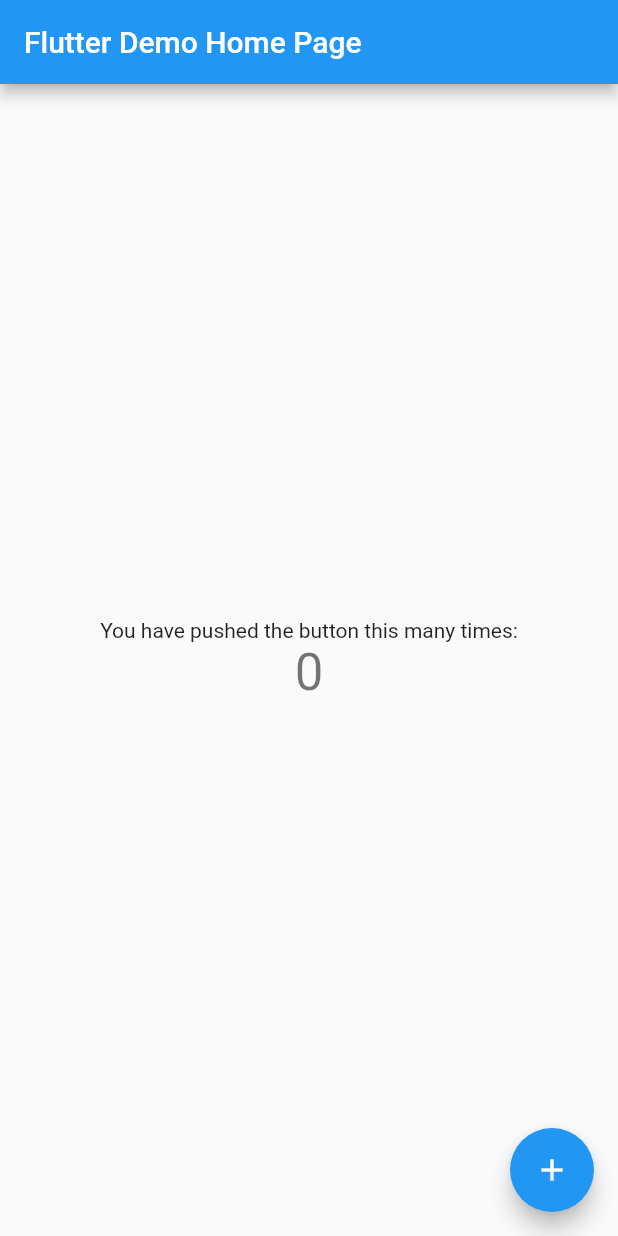
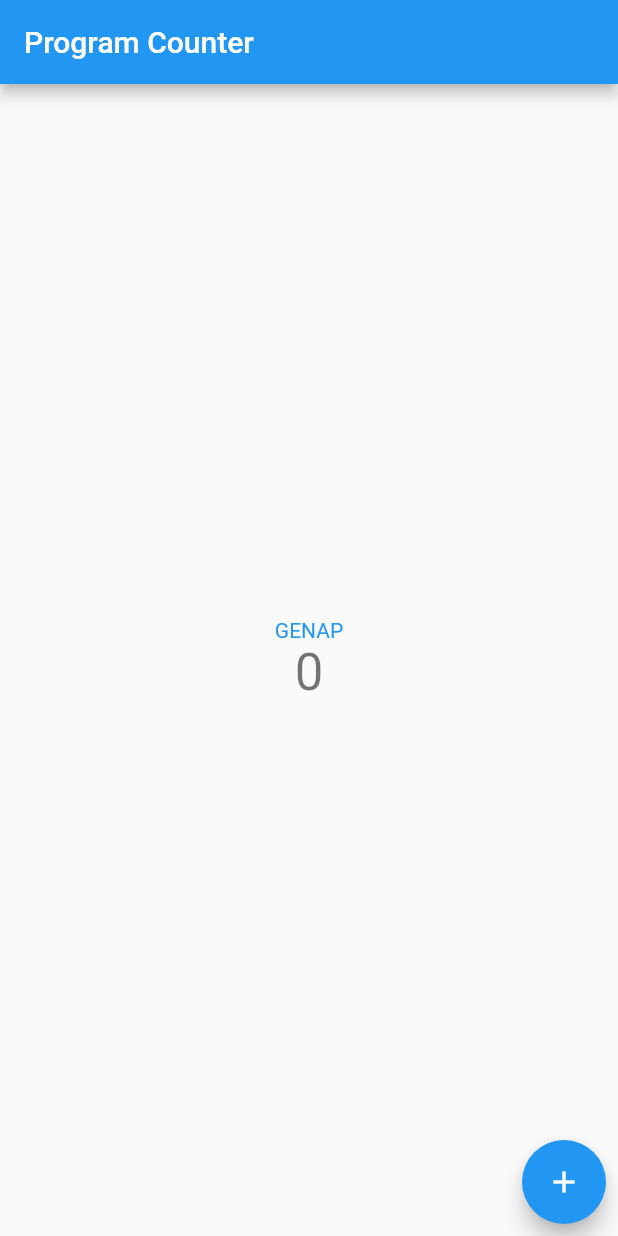
Before and after one commit to afiqilyasakmal/pbp-assignment-flutter, a Flutter app: the screen it shows after launch, on a phone screen of 412 x 824 dp. Run offline on Flutter 3.47's test engine with Material 2 defaults, Android fonts, the phone set to English and light mode, and no system bars.

Commit message:
Update: tugas 7

```diff
--- a/counter_7/lib/main.dart
+++ b/counter_7/lib/main.dart
@@ -3,15 +3,16 @@ import 'package:flutter/material.dart';
 void main() {
   runApp(const MyApp());
 }
-
-class MyApp extends StatelessWidget {
+// MyApp merupakan widget stateless
+class MyApp extends StatelessWidget { // MyApp merupakan root dari widget tree, sehingga membangun semua widget di bawahnya.
   const MyApp({super.key});
 
   // This widget is the root of your application.
   @override
-  Widget build(BuildContext context) {
-    return MaterialApp(
-      title: 'Flutter Demo',
+  // MyApp override method build(BuildContext). Argumen BuildContext adalah argumen yg berguna buat interact sm widget tree.
+  Widget build(BuildContext context) { // mendeskripsikan tampilan UI: membangun widget subtree di bawahnya.
+    return MaterialApp( // DIRECT CHILD dari MyApp
+      title: 'Program Counter',
       theme: ThemeData(
         // This is the theme of your application.
         //
@@ -24,11 +25,11 @@ class MyApp extends StatelessWidget {
         // is not restarted.
         primarySwatch: Colors.blue,
       ),
-      home: const MyHomePage(title: 'Flutter Demo Home Page'),
+      home: const MyHomePage(title: 'Program Counter'),
     );
   }
 }
-
+// MyHomePage adalah stateful widget sehingga didefinisikan juga dengan State object yaitu _MyHomePageState
 class MyHomePage extends StatefulWidget {
   const MyHomePage({super.key, required this.title});
 
@@ -44,6 +45,9 @@ class MyHomePage extends StatefulWidget {
   final String title;
 
   @override
+  // di sini _MyHomePageState adalah State object
+  // karena MyHomePage extend stateful widget, maka dia harus mereturn State object yang valid pada createState() methodnya.
+  // di contoh ini, MyHomePage mereturn instance dari _MyHomePageState
   State<MyHomePage> createState() => _MyHomePageState();
 }
 
@@ -59,6 +63,29 @@ class _MyHomePageState extends State<MyHomePage> {
       // called again, and so nothing would appear to happen.
       _counter++;
     });
+  }
+  // fungsi buat decrement counter
+  void _decrementCounter() {
+    setState(() {
+      // This call to setState tells the Flutter framework that something has
+      // changed in this State, which causes it to rerun the build method below
+      // so that the display can reflect the updated values. If we changed
+      // _counter without calling setState(), then the build method would not be
+      // called again, and so nothing would appear to happen.
+      if (_counter < 1) {
+        _counter = _counter;
+      } else {
+        _counter--;
+      }
+    });
+  }
+  // menampilkan teks tergantung state nya lagi ganjil apa genap
+  Widget teksGanjilGenap() {
+    if (_counter % 2 == 0) {
+      return const Text('GENAP', style: TextStyle(color: Colors.blue));
+    } else {
+      return const Text('GANJIL', style: TextStyle(color: Colors.red));
+    }
   }
 
   @override
@@ -95,9 +122,7 @@ class _MyHomePageState extends State<MyHomePage> {
           // horizontal).
           mainAxisAlignment: MainAxisAlignment.center,
           children: <Widget>[
-            const Text(
-              'You have pushed the button this many times:',
-            ),
+            teksGanjilGenap(),
             Text(
               '$_counter',
               style: Theme.of(context).textTheme.headline4,
@@ -105,10 +130,25 @@ class _MyHomePageState extends State<MyHomePage> {
           ],
         ),
       ),
-      floatingActionButton: FloatingActionButton(
-        onPressed: _incrementCounter,
-        tooltip: 'Increment',
-        child: const Icon(Icons.add),
+      floatingActionButtonLocation: FloatingActionButtonLocation.centerDocked,
+      floatingActionButton: Padding(
+        padding: const EdgeInsets.all(8.0),
+        child: Row(
+          mainAxisAlignment: MainAxisAlignment.spaceBetween,
+          children: <Widget>[
+            Visibility(
+              visible: _counter != 0,
+              child: FloatingActionButton(
+                  onPressed: _decrementCounter,
+                  child: const Icon(Icons.remove)
+              ),
+            ),
+            FloatingActionButton(
+              onPressed: _incrementCounter,
+              child: const Icon(Icons.add),
+            )
+          ],
+        ),
       ), // This trailing comma makes auto-formatting nicer for build methods.
     );
   }
```
